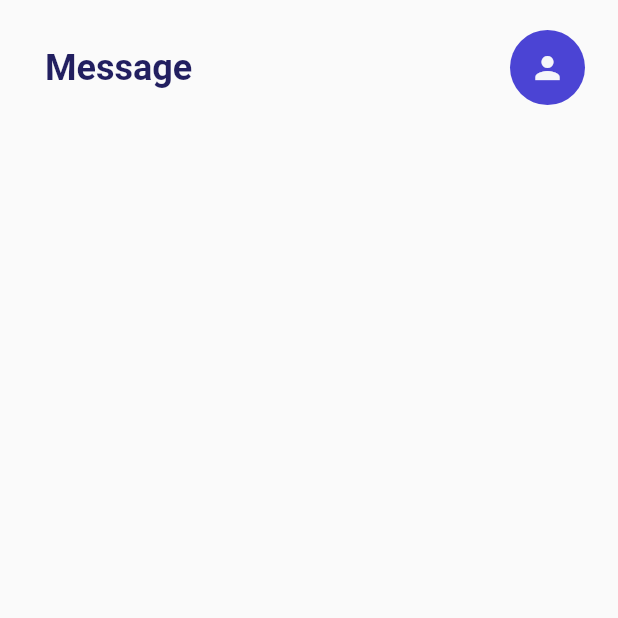
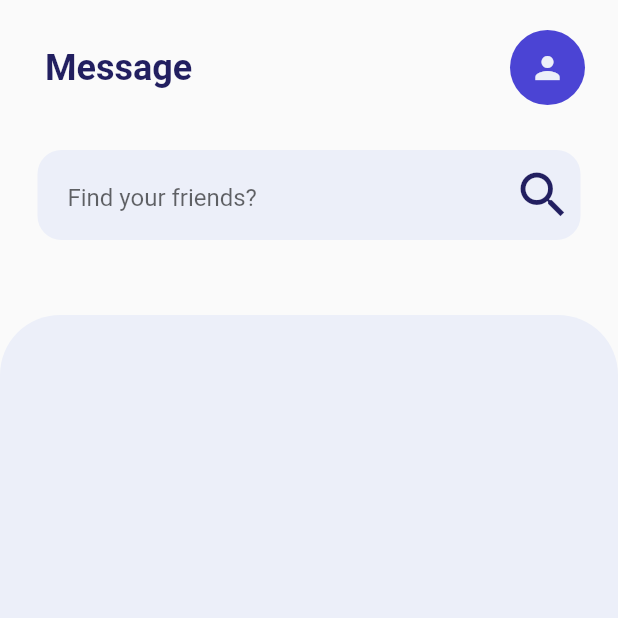
Before and after one commit to Ananthakrishna24/JustChat, a Flutter app: the screen it shows after launch, after a tap on the "arrow forward ios" icon, on a phone screen of 412 x 824 dp, the top half of it. Run offline on Flutter 3.47's test engine with Material 2 defaults, Android fonts, the phone set to English and light mode, and no system bars.

Commit message:
messagePage half Completed

```diff
--- a/lib/constants.dart
+++ b/lib/constants.dart
@@ -4,7 +4,7 @@ import 'package:flutter/material.dart';
 //Color Constants
 
 const kTextColor = Color(0xFF221F60);
-const kTabsColor = Color(0xFFF5F6FA);
+const kTabsColor = Color(0xFFECEFF9);
 const kInactiveSelectionColor = Color(0xFF918FB7);
 const kActiveSecondaryColor = Color(0xFF4B44D4);
 const kDeleteButtonColor = Color(0xFFFF74AF);
--- a/lib/main.dart
+++ b/lib/main.dart
@@ -1,9 +1,12 @@
 import 'package:flutter/material.dart';
+import 'package:flutter/services.dart';
 import 'package:justchat/screens/home_screen.dart';
 import 'package:justchat/screens/login_screen.dart';
 import 'constants.dart';
 
 void main() {
+  SystemChrome.setPreferredOrientations(
+      [DeviceOrientation.portraitUp, DeviceOrientation.portraitDown]);
   runApp(MyApp());
 }
 
--- a/lib/screens/home_screen.dart
+++ b/lib/screens/home_screen.dart
@@ -1,5 +1,6 @@
 import 'package:flutter/material.dart';
 import 'package:justchat/components/bottom_navigation_bar.dart';
+import 'package:justchat/components/input_box.dart';
 import 'package:justchat/constants.dart';
 import 'package:justchat/screens/login_screen.dart';
 
@@ -8,6 +9,7 @@ class HomeScreen extends StatelessWidget {
   Widget build(BuildContext context) {
     return Scaffold(
       body: SafeArea(
+        bottom: false,
         child: Column(
           children: [
             Row(
@@ -45,6 +47,51 @@ class HomeScreen extends StatelessWidget {
                 ),
               ],
             ),
+            Stack(
+              children: [
+                InputBox(
+                  padding: EdgeInsets.only(
+                    left: 25,
+                    right: 25,
+                    top: 30,
+                  ),
+                  hintText: "Find your friends?",
+                ),
+                Padding(
+                  padding: EdgeInsets.only(
+                    top: 40.0,
+                    right: 30.0,
+                  ),
+                  child: GestureDetector(
+                    onTap: () {
+                      print("Search button Pressed");
+                    }, //Functionality
+                    child: Container(
+                      alignment: Alignment.centerRight,
+                      child: Icon(
+                        Icons.search,
+                        size: 40,
+                        color: kChatscreenSecondaryColor,
+                      ),
+                    ),
+                  ),
+                ),
+              ],
+            ),
+            SizedBox(
+              height: 50,
+            ),
+            Expanded(
+              child: Container(
+                decoration: BoxDecoration(
+                  color: kTabsColor,
+                  borderRadius: BorderRadius.only(
+                    topRight: Radius.circular(40),
+                    topLeft: Radius.circular(40),
+                  ),
+                ),
+              ),
+            )
           ],
         ),
       ),
```
Also changed, not shown: lib/screens/group_setup_screen.dart (added).
